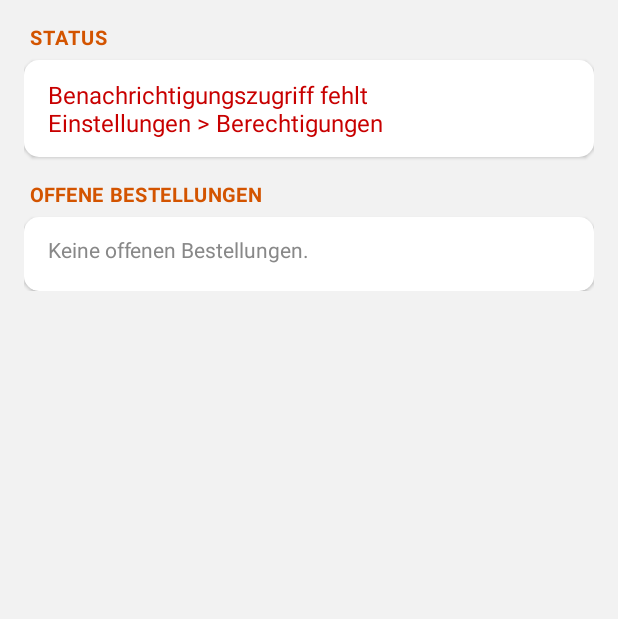
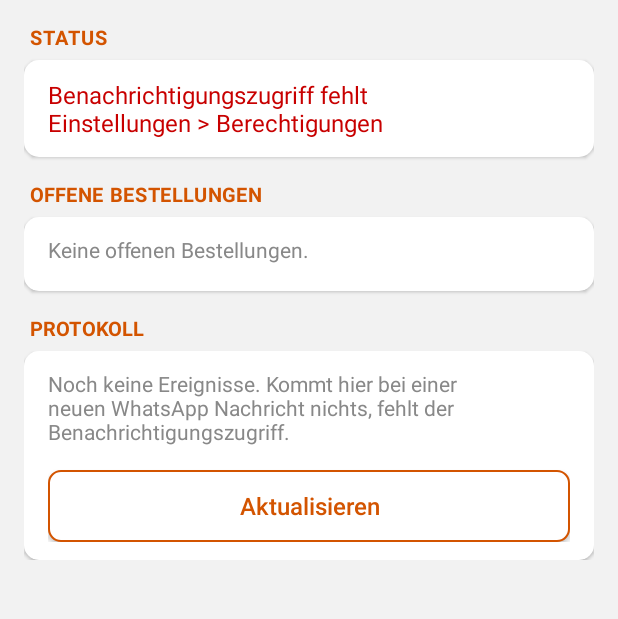
Before and after one commit to jakowiener12-design/bondruck, an Android app: the screen it shows after launch (MainActivity), on a phone screen of 412 x 824 dp, the part 354-973 px from its top. Run offline under Robolectric (Android 15) with nearby library versions, the phone set to English and light mode, and no system bars.

Commit message:
Neue Bestellung nach Druck, Listener neu verbinden, Protokoll
Co-Authored-By: Claude Opus 5.5 <noreply@anthropic.com>
Claude-Session: https://claude.ai/code/session_01FXxKCkRCavqbt8nG5LAHG7

```diff
--- a/app/src/main/java/at/cardano/bondruck/MainActivity.java
+++ b/app/src/main/java/at/cardano/bondruck/MainActivity.java
@@ -45,7 +45,7 @@ public class MainActivity extends Activity {
     private RadioGroup size, labelStyle;
     private Spinner labelPick;
     private TextView status;
-    private LinearLayout orderList;
+    private LinearLayout orderList, logList;
 
     private final List<TextView> tabViews = new ArrayList<>();
     private final List<View> pages = new ArrayList<>();
@@ -120,6 +120,12 @@ public class MainActivity extends Activity {
         orderList = new LinearLayout(this);
         orderList.setOrientation(LinearLayout.VERTICAL);
         o.addView(orderList);
+
+        LinearLayout lg = card(p, "Protokoll");
+        logList = new LinearLayout(this);
+        logList.setOrientation(LinearLayout.VERTICAL);
+        lg.addView(logList);
+        button(lg, "Aktualisieren", false, this::refreshOrders);
         return p;
     }
 
@@ -257,6 +263,16 @@ public class MainActivity extends Activity {
 
     private void refreshOrders() {
         if (orderList == null) return;
+        logList.removeAllViews();
+        List<String> lines = OrderStore.getLog();
+        if (lines.isEmpty()) hint(logList, "Noch keine Ereignisse. Kommt hier bei einer neuen WhatsApp Nachricht nichts, fehlt der Benachrichtigungszugriff.");
+        for (String l : lines) {
+            TextView t = new TextView(this);
+            t.setText(l);
+            t.setTextSize(13);
+            t.setTypeface(Typeface.MONOSPACE);
+            logList.addView(t);
+        }
         orderList.removeAllViews();
         List<OrderStore.Order> list = OrderStore.list(this);
         if (list.isEmpty()) {
@@ -348,6 +364,12 @@ public class MainActivity extends Activity {
         super.onResume();
         String list = Settings.Secure.getString(getContentResolver(), "enabled_notification_listeners");
         boolean ok = list != null && list.contains(getPackageName());
+        if (ok) {
+            try {
+                android.service.notification.NotificationListenerService.requestRebind(
+                        new android.content.ComponentName(this, WhatsAppListener.class));
+            } catch (Exception ignored) { }
+        }
         status.setText(ok ? "Aktiv: WhatsApp wird mitgelesen"
                           : "Benachrichtigungszugriff fehlt\nEinstellungen > Berechtigungen");
         status.setTextColor(ok ? Color.rgb(0, 130, 0) : Color.rgb(200, 0, 0));
--- a/app/src/main/java/at/cardano/bondruck/Parser.java
+++ b/app/src/main/java/at/cardano/bondruck/Parser.java
@@ -127,7 +127,9 @@ final class Parser {
         addHint(line.substring(0, first), r);
         for (int i = 0; i < spans.size(); i++) {
             int end = i + 1 < spans.size() ? spans.get(i + 1)[0] : line.length();
-            String seg = line.substring(spans.get(i)[1], end).replaceAll("(?i)[\\s,;.!]+(bitte|danke|und|oder)?[\\s,;.!]*$", "").trim();
+            String seg = line.substring(spans.get(i)[1], end)
+                    .replaceAll("(?i)(\\s+(lieferung|liefern|abholung|abholen|adresse|lieferadresse|an|die|der|nach|zur|zu|bitte|um|für|fuer))+[\\s,;.!:]*$", "")
+                    .replaceAll("(?i)[\\s,;.!]+(bitte|danke|und|oder)?[\\s,;.!]*$", "").trim();
             if (seg.isEmpty()) continue;
             Item it = new Item();
             it.qty = qtys.get(i);
--- a/app/src/main/java/at/cardano/bondruck/Printer.java
+++ b/app/src/main/java/at/cardano/bondruck/Printer.java
@@ -53,10 +53,12 @@ final class Printer {
                                 Prefs.logoBon(app) ? Prefs.logo(app) : null,
                                 Prefs.headerBon(app) ? Prefs.header(app) : null));
                 OrderStore.markPrinted(app, chat);
+                OrderStore.log(chat + ": gedruckt");
                 Notifier.update(app, chat);
                 if (manual) toast(app, "Gedruckt");
             } catch (Exception e) {
                 Log.e(TAG, "Druck fehlgeschlagen", e);
+                OrderStore.log(chat + ": DRUCKFEHLER " + e.getMessage());
                 toast(app, "Druck fehlgeschlagen: " + e.getMessage());
                 Notifier.error(app, chat, e.getMessage());
             }
```
Also changed, not shown: app/src/main/java/at/cardano/bondruck/OrderStore.java (+19 -1 lines), app/src/main/java/at/cardano/bondruck/WhatsAppListener.java (+30 -5 lines).
